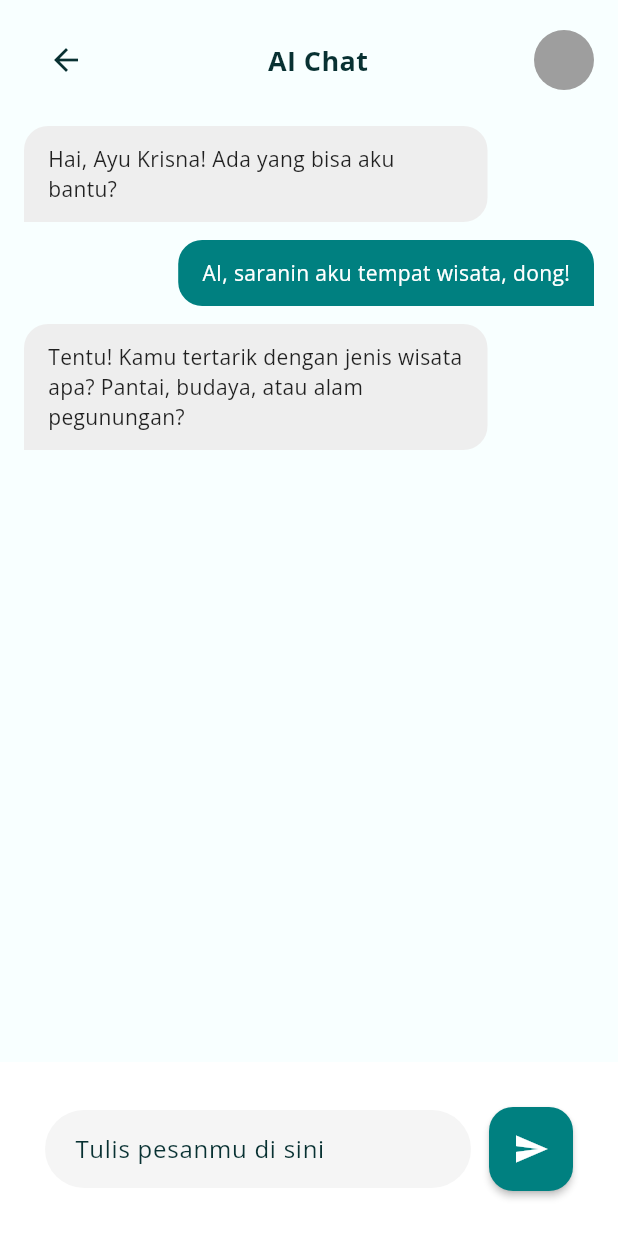
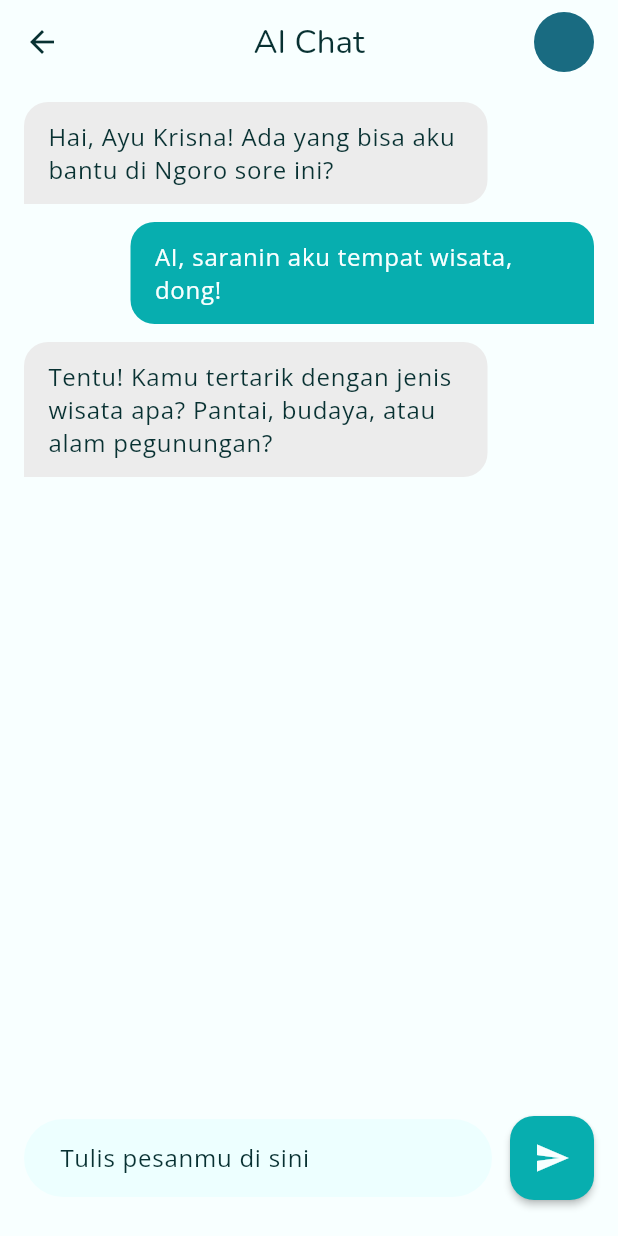
Before and after one commit to Lokapandu/Lokapandu, a Flutter app: the AiChatScreen screen opened directly, on a phone screen of 412 x 824 dp. Run offline on Flutter 3.47's test engine with Material 3 defaults, Android fonts, the phone set to English and light mode, and no system bars; our stand-ins replace cached_network_image, dartz, firebase_core, flutter_svg, freezed_annotation, get_it and 6 more; missing offline and left inert: brick_core, brick_offline_first, brick_offline_first_with_supabase, brick_sqlite, brick_supabase; accounts and stored records are empty.

Commit message:
Merefactor  fitur AI Chat (models, screens, widgets)

```diff
--- a/lib/features/ai_chat/screens/ai_chat_screen.dart
+++ b/lib/features/ai_chat/screens/ai_chat_screen.dart
@@ -1,4 +1,5 @@
 import 'package:flutter/material.dart';
+import 'package:go_router/go_router.dart'; // Import GoRouter untuk navigasi
 import '../models/chat_message_model.dart';
 import '../widgets/chat_buble.dart';
 
@@ -14,7 +15,7 @@ class _AiChatScreenState extends State<AiChatScreen> {
   final ScrollController _scrollController = ScrollController();
   final List<ChatMessage> _messages = [
     const ChatMessage(
-      text: 'Hai, Ayu Krisna! Ada yang bisa aku bantu?',
+      text: 'Hai, Ayu Krisna! Ada yang bisa aku bantu di Ngoro sore ini?',
       isFromUser: false,
     ),
     const ChatMessage(
@@ -40,7 +41,7 @@ class _AiChatScreenState extends State<AiChatScreen> {
       Future.delayed(const Duration(milliseconds: 300), () {
         setState(() {
           _messages.add(
-            ChatMessage(
+            const ChatMessage(
               text: "Ini balasan AI untuk pesanmu 😄",
               isFromUser: false,
             ),
@@ -64,13 +65,42 @@ class _AiChatScreenState extends State<AiChatScreen> {
   }
 
   @override
+  void dispose() {
+    _controller.dispose();
+    _scrollController.dispose();
+    super.dispose();
+  }
+
+  @override
   Widget build(BuildContext context) {
-    return Column(
+    final theme = Theme.of(context);
+    final colorScheme = theme.colorScheme;
+
+    return Scaffold(
+      appBar: AppBar(
+        leading: IconButton(
+          icon: const Icon(Icons.arrow_back),
+          onPressed: () => context.pop(),
+        ),
+        title: Text('AI Chat', style: theme.textTheme.titleLarge),
+        centerTitle: true,
+        actions: [
+          Padding(
+            padding: const EdgeInsets.only(right: 16.0),
+            child: CircleAvatar(
+              backgroundColor: colorScheme.secondaryContainer,
+            ),
+          ),
+        ],
+
+        elevation: 0,
+        scrolledUnderElevation: 1,
+      ),
+      body: Column(
         children: [
-        _buildHeader(context),
           Expanded(
             child: ListView.separated(
-            controller: _scrollController, // pasang controller
+              controller: _scrollController,
               padding: const EdgeInsets.symmetric(horizontal: 16, vertical: 12),
               itemCount: _messages.length,
               itemBuilder: (context, index) {
@@ -83,37 +113,16 @@ class _AiChatScreenState extends State<AiChatScreen> {
               separatorBuilder: (context, index) => const SizedBox(height: 12),
             ),
           ),
-        _buildMessageInput(),
-      ],
-    );
-  }
-
-  Widget _buildHeader(BuildContext context) {
-    return Container(
-      padding: const EdgeInsets.fromLTRB(20, 16, 16, 8),
-      child: Row(
-        mainAxisAlignment: MainAxisAlignment.spaceBetween,
-        children: [
-          IconButton(
-            icon: const Icon(Icons.arrow_back),
-            onPressed: () {
-              Navigator.pop(context);
-            },
-          ),
-          const Text(
-            'AI Chat',
-            style: TextStyle(fontSize: 18, fontWeight: FontWeight.bold),
-          ),
-          const CircleAvatar(backgroundColor: Colors.grey),
+          _buildMessageInput(theme, colorScheme),
         ],
       ),
     );
   }
 
-  Widget _buildMessageInput() {
+  Widget _buildMessageInput(ThemeData theme, ColorScheme colorScheme) {
     return Container(
-      padding: const EdgeInsets.all(30.0),
-      color: Colors.white,
+      padding: const EdgeInsets.fromLTRB(16, 12, 16, 24),
+      color: colorScheme.surface,
       child: Row(
         children: [
           Expanded(
@@ -122,9 +131,9 @@ class _AiChatScreenState extends State<AiChatScreen> {
               decoration: InputDecoration(
                 hintText: 'Tulis pesanmu di sini',
                 filled: true,
-                fillColor: Colors.grey[100],
+                fillColor: colorScheme.surfaceContainerHigh,
                 contentPadding: const EdgeInsets.symmetric(
-                  horizontal: 16,
+                  horizontal: 20,
                   vertical: 14,
                 ),
                 border: OutlineInputBorder(
@@ -132,14 +141,15 @@ class _AiChatScreenState extends State<AiChatScreen> {
                   borderSide: BorderSide.none,
                 ),
               ),
+              onSubmitted: (_) => _sendMessage(),
             ),
           ),
           const SizedBox(width: 12),
           FloatingActionButton(
             onPressed: _sendMessage,
-            backgroundColor: const Color(0xFF008080),
+            backgroundColor: colorScheme.primary,
             elevation: 2,
-            child: const Icon(Icons.send, color: Colors.white),
+            child: Icon(Icons.send, color: colorScheme.onPrimary),
           ),
         ],
       ),
--- a/lib/features/ai_chat/widgets/chat_buble.dart
+++ b/lib/features/ai_chat/widgets/chat_buble.dart
@@ -8,12 +8,28 @@ class ChatBubble extends StatelessWidget {
 
   @override
   Widget build(BuildContext context) {
-    // Menentukan alignment dan warna berdasarkan pengirim
+    // Ambil theme dan colorScheme dari context
+    final theme = Theme.of(context);
+    final colorScheme = theme.colorScheme;
+
+    // Menentukan alignment (tidak perlu diubah)
     final alignment = isFromUser
         ? CrossAxisAlignment.end
         : CrossAxisAlignment.start;
-    final color = isFromUser ? const Color(0xFF008080) : Colors.grey[200];
-    final textColor = isFromUser ? Colors.white : Colors.black87;
+
+    // --- PERUBAHAN UTAMA ADA DI SINI ---
+
+    // 1. Mengambil warna bubble dari theme
+    final color = isFromUser ? colorScheme.primary : colorScheme.outlineVariant;
+
+    // 2. Mengambil warna teks dari theme
+    final textColor = isFromUser
+        ? colorScheme.onPrimary
+        : colorScheme.onSurface;
+
+    // ------------------------------------
+
+    // Bentuk sudut bubble (tidak perlu diubah)
     final borderRadius = isFromUser
         ? const BorderRadius.only(
             topLeft: Radius.circular(16),
@@ -35,7 +51,14 @@ class ChatBubble extends StatelessWidget {
           ),
           padding: const EdgeInsets.symmetric(horizontal: 16, vertical: 12),
           decoration: BoxDecoration(color: color, borderRadius: borderRadius),
-          child: Text(text, style: TextStyle(color: textColor, height: 1.4)),
+          child: Text(
+            text,
+            // 3. Menerapkan style teks dari theme
+            style: theme.textTheme.bodyLarge?.copyWith(
+              color: textColor,
+              height: 1.4, // Line spacing bisa tetap jika diinginkan
+            ),
+          ),
         ),
       ],
     );
```
Lines whose indentation alone changed are shown as unchanged.
